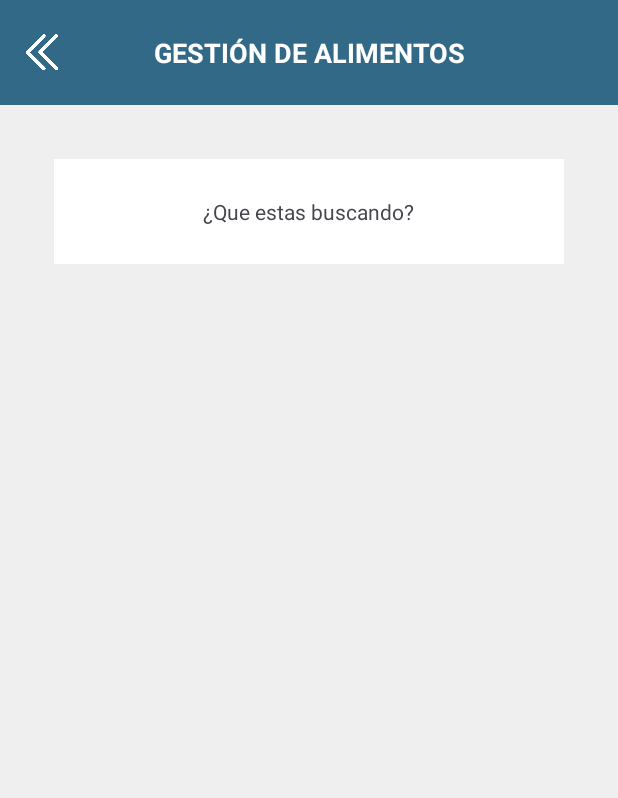
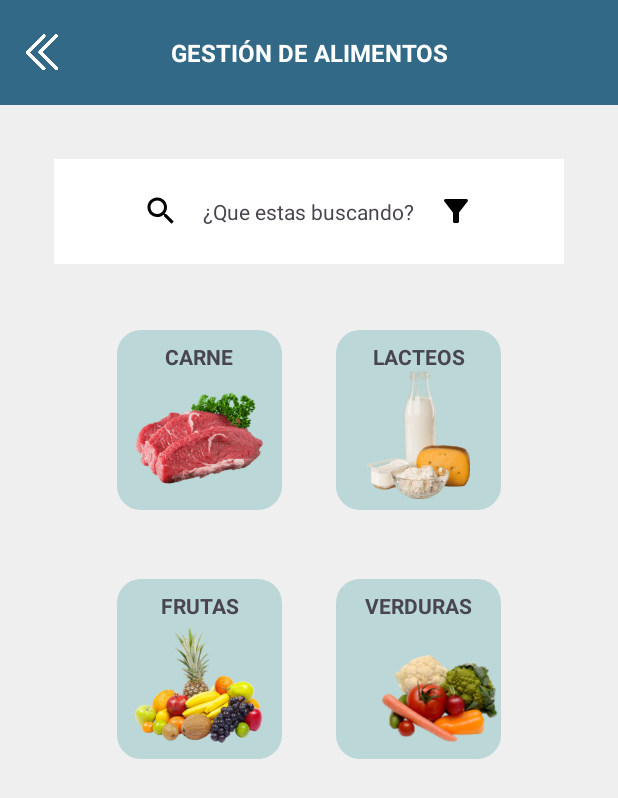
Before and after one commit to johanat/fridgesmart-app, an Android app: the GestionAlimentos screen opened directly, with no data from a screen before it, on a phone screen of 412 x 824 dp. Shown: the top 798 px of the screen. Run offline under Robolectric (Android 15) with nearby library versions, the light colour scheme and no system bars.

```diff
--- a/app/src/main/AndroidManifest.xml
+++ b/app/src/main/AndroidManifest.xml
@@ -23,6 +23,8 @@
         </activity>
 
         <activity android:name=".GestionAlimentos"/>
+        <activity android:name=".Carnes"/>
+
     </application>
 
 </manifest>
--- a/app/src/main/java/fridgeSmart/fridgesmart/GestionAlimentos.java
+++ b/app/src/main/java/fridgeSmart/fridgesmart/GestionAlimentos.java
@@ -3,18 +3,25 @@ package fridgeSmart.fridgesmart;
 import android.content.Intent;
 import android.os.Bundle;
 import android.widget.ImageView;
-
-import androidx.activity.EdgeToEdge;
+import android.widget.LinearLayout;
 
 public class GestionAlimentos extends PortadaPrincipal{
     protected void onCreate(Bundle savedInstanceState) {
         super.onCreate(savedInstanceState);
         setContentView(R.layout.gestion_alimentos);
+
+        LinearLayout iconoCarne = findViewById(R.id.icon_Carnes);
+
         ImageView flechaRetroceder = findViewById(R.id.backButton);
 
         flechaRetroceder.setOnClickListener(view ->{
             Intent retroceder = new Intent(GestionAlimentos.this, PortadaPrincipal.class);
             finish();
         });
+        iconoCarne.setOnClickListener(view -> {
+            Intent intent = new Intent(GestionAlimentos.this, Carnes.class);
+            startActivity(intent);
+        });
+
     }
 }
--- a/app/src/main/java/fridgeSmart/fridgesmart/PortadaPrincipal.java
+++ b/app/src/main/java/fridgeSmart/fridgesmart/PortadaPrincipal.java
@@ -3,6 +3,8 @@ package fridgeSmart.fridgesmart;
 import android.content.Intent;
 import android.os.Bundle;
 import android.widget.ImageView;
+import android.widget.LinearLayout;
+import android.widget.TextView;
 
 import androidx.activity.EdgeToEdge;
 import androidx.appcompat.app.AppCompatActivity;
@@ -19,7 +21,8 @@ public class PortadaPrincipal extends AppCompatActivity {
         EdgeToEdge.enable(this);
         setContentView(R.layout.activity_main);
 
-        ImageView iconoGestionAlimentos = findViewById(R.id.iconGestionAliementos);
+        LinearLayout iconoGestionAlimentos = findViewById(R.id.iconGestionAliementos);
+
 
         drawerLayout = findViewById(R.id.drawer_layout);
         NavigationView navigationView = findViewById(R.id.navigation_view);
--- /dev/null
+++ b/app/src/main/res/drawable/cuadrado_puntas_redondas.xml
@@ -0,0 +1,5 @@
+<?xml version="1.0" encoding="utf-8"?>
+<shape xmlns:android="http://schemas.android.com/apk/res/android">
+    <solid android:color="#FFFFFF" /> <!-- Fondo blanco para los cuadrados -->
+    <corners android:radius="16dp" /> <!-- Bordes redondeados -->
+</shape>
--- a/app/src/main/res/layout/gestion_alimentos.xml
+++ b/app/src/main/res/layout/gestion_alimentos.xml
@@ -1,7 +1,5 @@
-<LinearLayout
-    xmlns:android="http://schemas.android.com/apk/res/android"
+<LinearLayout xmlns:android="http://schemas.android.com/apk/res/android"
     xmlns:app="http://schemas.android.com/apk/res-auto"
-    xmlns:tools="http://schemas.android.com/tools"
     android:layout_width="match_parent"
     android:layout_height="match_parent"
     android:orientation="vertical"
@@ -23,9 +21,9 @@
             android:layout_marginStart="16dp"
             android:layout_marginEnd="8dp"
             android:src="@drawable/ic_back"
-            android:tint="#FFFFFF"
             android:layout_centerVertical="true"
-            android:contentDescription="Volver" />
+            android:contentDescription="Volver"
+            app:tint="#FFFFFF" />
 
         <!-- Texto centrado -->
         <TextView
@@ -35,8 +33,7 @@
             android:textColor="#FFFFFF"
             android:gravity="center"
             android:layout_gravity="center"
-            android:textSize="18sp"
-            android:layout_margin="16dp"
+            android:textSize="16sp"
             android:textStyle="bold"
             android:layout_centerInParent="true"/>
     </RelativeLayout>
@@ -49,12 +46,13 @@
         android:background="#FFFFFF"
         android:orientation="horizontal"
         android:gravity="center">
+
         <ImageView
-            android:id="@+id/imageView3"
+            android:id="@+id/buscador"
             android:layout_width="24dp"
             android:layout_height="24dp"
             android:layout_margin="16dp"
-            tools:srcCompat="@drawable/ic_buscador" />
+            android:src="@drawable/ic_buscador" />
 
         <TextView
             android:layout_width="wrap_content"
@@ -69,7 +67,124 @@
             android:layout_width="24dp"
             android:layout_height="24dp"
             android:layout_margin="16dp"
-            tools:srcCompat="@drawable/ic_filtro" />
+            android:src="@drawable/ic_filtro" />
+
+        <!-- Fila 2 -->
+
     </LinearLayout>
 
-</LinearLayout>
+    <LinearLayout
+        android:layout_width="match_parent"
+        android:layout_height="wrap_content"
+        android:layout_marginTop="8dp"
+        android:layout_marginBottom="46dp"
+        android:gravity="center"
+        android:orientation="horizontal">
+
+        <LinearLayout
+            android:id="@+id/icon_Carnes"
+            android:layout_width="110dp"
+            android:layout_height="120dp"
+            android:layout_gravity="center"
+            android:layout_marginEnd="36dp"
+            android:background="@drawable/cuadrado_puntas_redondas"
+            android:backgroundTint="#bbd7d7"
+            android:orientation="vertical">
+
+            <TextView
+                android:layout_width="match_parent"
+                android:layout_height="wrap_content"
+                android:gravity="center"
+                android:layout_marginTop="8dp"
+                android:textStyle="bold"
+                android:text="CARNE"></TextView>
+
+            <ImageView
+                android:layout_width="85dp"
+                android:layout_height="85dp"
+                android:layout_gravity="center"
+                android:src="@drawable/carne"></ImageView>
+        </LinearLayout>
+
+        <LinearLayout
+            android:id="@+id/iconoLacteos"
+            android:layout_width="110dp"
+            android:layout_height="120dp"
+            android:layout_gravity="center"
+            android:background="@drawable/cuadrado_puntas_redondas"
+            android:backgroundTint="#bbd7d7"
+            android:orientation="vertical">
+
+            <TextView
+                android:layout_width="match_parent"
+                android:layout_height="wrap_content"
+                android:gravity="center"
+                android:layout_marginTop="8dp"
+                android:textStyle="bold"
+                android:text="LACTEOS" />
+
+            <ImageView
+                android:id="@+id/icon_leche"
+                android:layout_width="85dp"
+                android:layout_height="85dp"
+                android:layout_gravity="center"
+                android:src="@drawable/leche">
+            </ImageView>
+        </LinearLayout>
+    </LinearLayout>
+
+        <LinearLayout
+            android:layout_width="match_parent"
+            android:layout_height="wrap_content"
+            android:gravity="center"
+            android:orientation="horizontal">
+
+            <LinearLayout
+                android:id="@+id/iconoFrutas"
+                android:layout_width="110dp"
+                android:layout_height="120dp"
+                android:layout_marginEnd="36dp"
+                android:orientation="vertical"
+                android:background="@drawable/cuadrado_puntas_redondas"
+                android:backgroundTint="#bbd7d7">
+                <TextView
+                    android:layout_width="match_parent"
+                    android:layout_height="wrap_content"
+                    android:gravity="center"
+                    android:layout_marginTop="8dp"
+                    android:textStyle="bold"
+                    android:text="FRUTAS" />
+
+                <ImageView
+                    android:layout_width="85dp"
+                    android:layout_height="85dp"
+                    android:layout_gravity="center"
+                    android:src="@drawable/frutas">
+                </ImageView>
+            </LinearLayout>
+
+            <LinearLayout
+                android:layout_width="110dp"
+                android:layout_height="120dp"
+                android:orientation="vertical"
+                android:background="@drawable/cuadrado_puntas_redondas"
+                android:backgroundTint="#bbd7d7">
+
+                <TextView
+                    android:layout_width="match_parent"
+                    android:layout_height="wrap_content"
+                    android:gravity="center"
+                    android:layout_marginTop="8dp"
+                    android:textStyle="bold"
+                    android:text="VERDURAS" />
+
+                <ImageView
+                    android:layout_width="120dp"
+                    android:layout_height="106dp"
+                    android:layout_gravity="center"
+                    android:src="@drawable/verdura"></ImageView>
+            </LinearLayout>
+
+        </LinearLayout>
+
+    </LinearLayout>
```
Also changed, not shown: app/src/main/java/fridgeSmart/fridgesmart/Carnes.java (added, +27 -0 lines), app/src/main/java/fridgeSmart/fridgesmart/Item.java (added, +17 -0 lines), app/src/main/java/fridgeSmart/fridgesmart/ItemAdapter.java (added, +53 -0 lines), app/src/main/res/drawable/fondo_item.xml (added, +13 -0 lines), app/src/main/res/layout/activity_main.xml (+4 -7 lines), app/src/main/res/layout/carnes.xml (added, +52 -0 lines), app/src/main/res/layout/item.xml (added, +33 -0 lines), app/src/main/res/drawable/carne.png (added), app/src/main/res/drawable/carne_animada.webp (added), app/src/main/res/drawable/frutas.webp (added), app/src/main/res/drawable/leche.webp (added), app/src/main/res/drawable/pescado.webp (added), app/src/main/res/drawable/pollo.webp (added), app/src/main/res/drawable/salchicha.webp (added), 1 more files.
